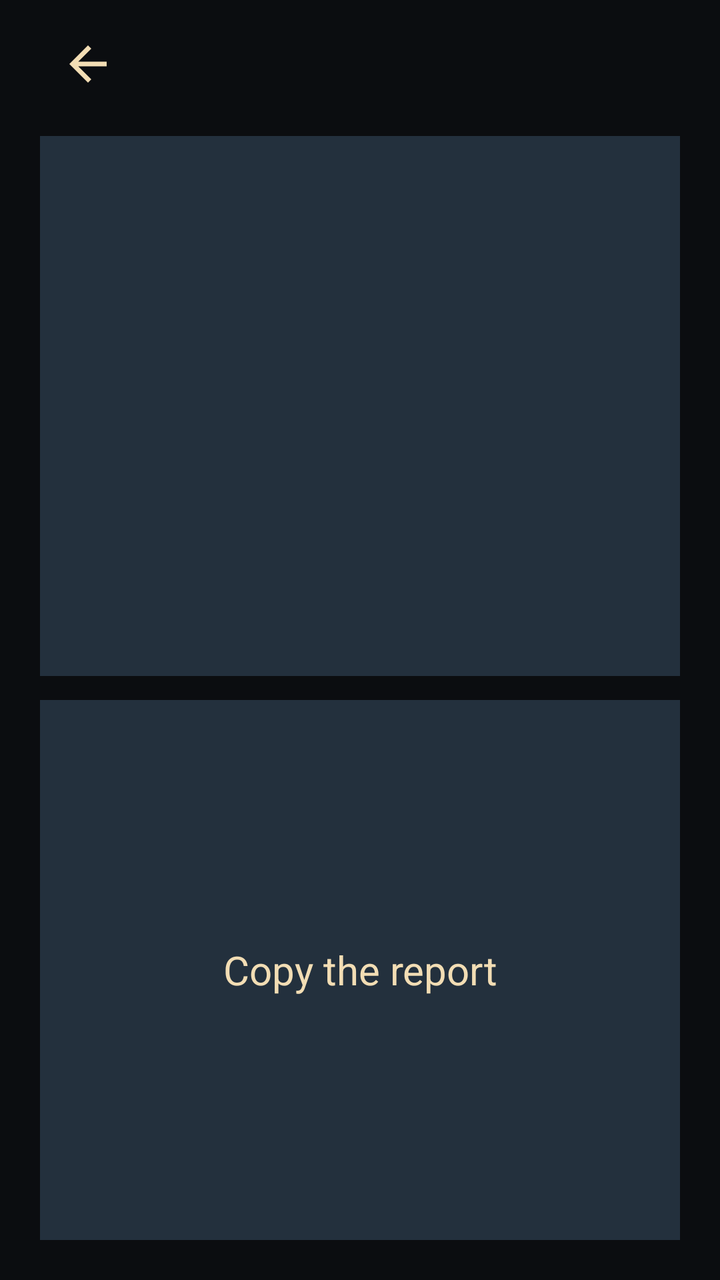
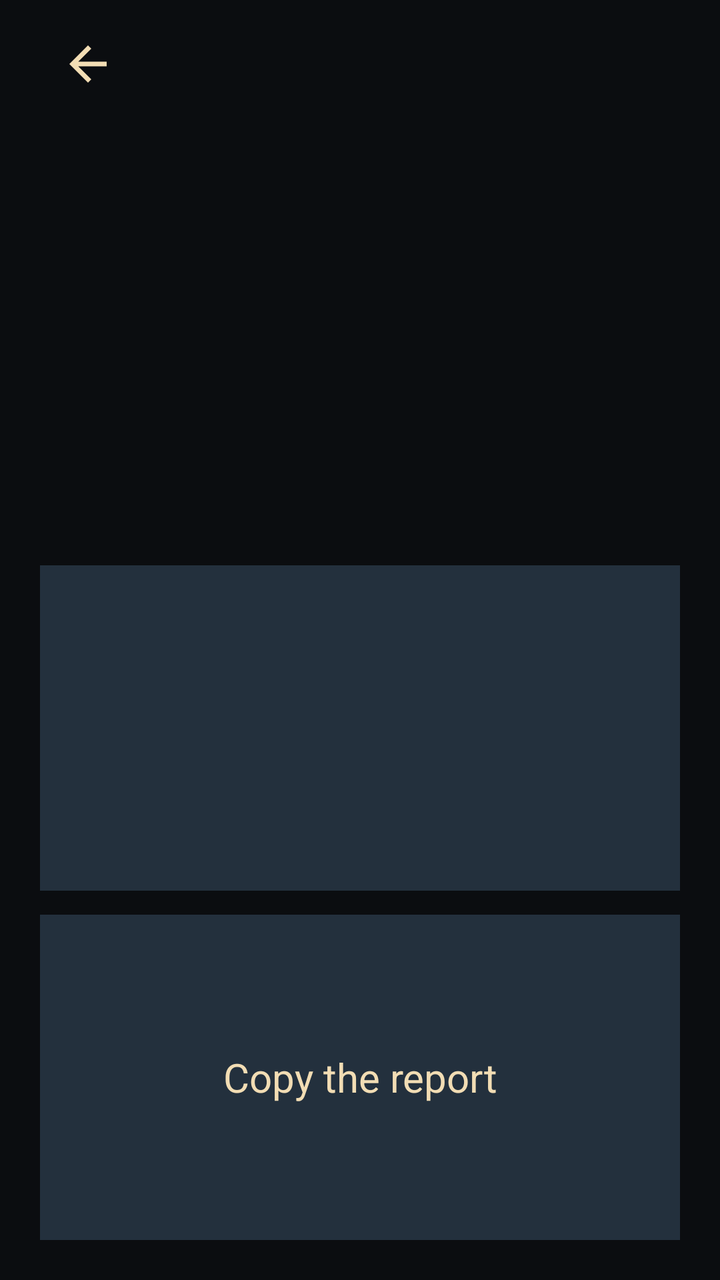

Screens rendered from an Android XML layout before and after an edit, with the pre-edit source and the edit as a unified diff.
<!-- AndroidManifest.xml: application theme Theme.MantraRoute -->
<!-- res/layout/activity_settings.xml -->
<?xml version="1.0" encoding="utf-8"?>
<LinearLayout xmlns:android="http://schemas.android.com/apk/res/android"
    android:id="@+id/settings_root"
    android:layout_width="match_parent"
    android:layout_height="match_parent"
    android:background="@color/ground"
    android:orientation="vertical"
    android:paddingStart="20dp"
    android:paddingEnd="20dp"
    android:paddingTop="8dp"
    android:paddingBottom="8dp">

    <LinearLayout
        android:layout_width="match_parent"
        android:layout_height="wrap_content"
        android:gravity="center_vertical"
        android:orientation="horizontal">

        <ImageView
            android:id="@+id/back_button"
            android:layout_width="48dp"
            android:layout_height="48dp"
            android:contentDescription="Back"
            android:padding="10dp"
            android:src="@drawable/ic_back" />

        <TextView
            android:layout_width="0dp"
            android:layout_height="wrap_content"
            android:layout_weight="1" />

        <TextView
            android:id="@+id/version"
            android:layout_width="wrap_content"
            android:layout_height="wrap_content"
            android:textColor="@color/slate_ink"
            android:textSize="16sp" />
    </LinearLayout>


    <TextView
        android:id="@+id/dnd_button"
        android:layout_width="match_parent"
        android:layout_height="0dp"
        android:layout_weight="1"
        android:layout_marginTop="12dp"
        android:background="@color/slate"
        android:gravity="center"
        android:textColor="@color/sand"
        android:textSize="20sp" />

    <TextView
        android:id="@+id/copy_button"
        android:layout_width="match_parent"
        android:layout_height="0dp"
        android:layout_weight="1"
        android:layout_marginTop="12dp"
        android:layout_marginBottom="12dp"
        android:background="@color/slate"
        android:gravity="center"
        android:text="Copy the report"
        android:textColor="@color/sand"
        android:textSize="20sp" />
</LinearLayout>
<!-- resources referenced by this layout -->
<resources>
  <color name="ground">#0B0D10</color>
  <color name="sand">#F2DDB4</color>
  <color name="slate">#23303D</color>
  <color name="slate_ink">#5A6B7C</color>
  <!-- drawable ic_back (drawable) -->
  <vector xmlns:android="http://schemas.android.com/apk/res/android" android:height="24dp" android:tint="#F2DDB4" android:viewportHeight="960" android:viewportWidth="960" android:width="24dp">
      <path android:fillColor="@android:color/white" android:pathData="M 313.0,520.0 L 537.0,744.0 L 480.0,800.0 L 160.0,480.0 L 480.0,160.0 L 537.0,216.0 L 313.0,440.0 L 800.0,440.0 L 800.0,520.0 L 313.0,520.0"/>
  </vector>
  <style name="Theme.MantraRoute" parent="Theme.AppCompat.NoActionBar">
          <item name="android:windowBackground">@color/ground</item>
          <item name="android:textColor">@color/sand</item>
          <item name="android:statusBarColor">@color/ground</item>
          <item name="android:navigationBarColor">@color/ground</item>
      </style>
</resources>

<!-- the commit's change to res/layout/activity_settings.xml (unified diff, before → after) -->
@@ -38,6 +38,23 @@
     </LinearLayout>
 
 
+    
+    <LinearLayout
+        android:id="@+id/swatches_a"
+        android:layout_width="match_parent"
+        android:layout_height="0dp"
+        android:layout_weight="0.6"
+        android:layout_marginTop="12dp"
+        android:orientation="horizontal" />
+
+    <LinearLayout
+        android:id="@+id/swatches_b"
+        android:layout_width="match_parent"
+        android:layout_height="0dp"
+        android:layout_weight="0.6"
+        android:layout_marginTop="8dp"
+        android:orientation="horizontal" />
+
     <TextView
         android:id="@+id/dnd_button"
         android:layout_width="match_parent"
